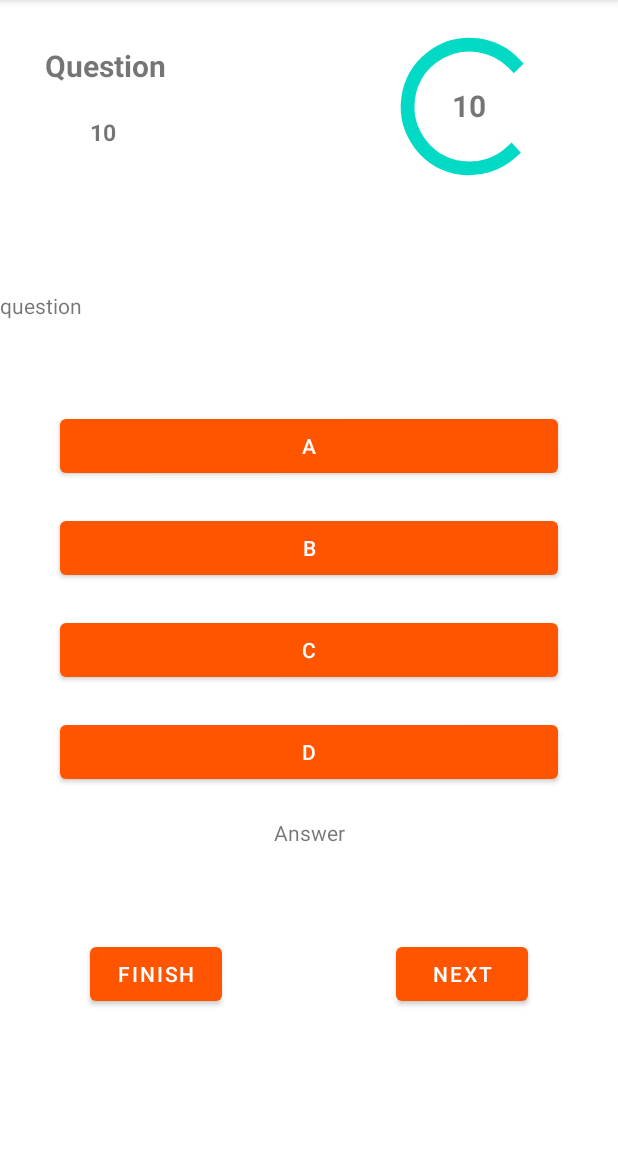
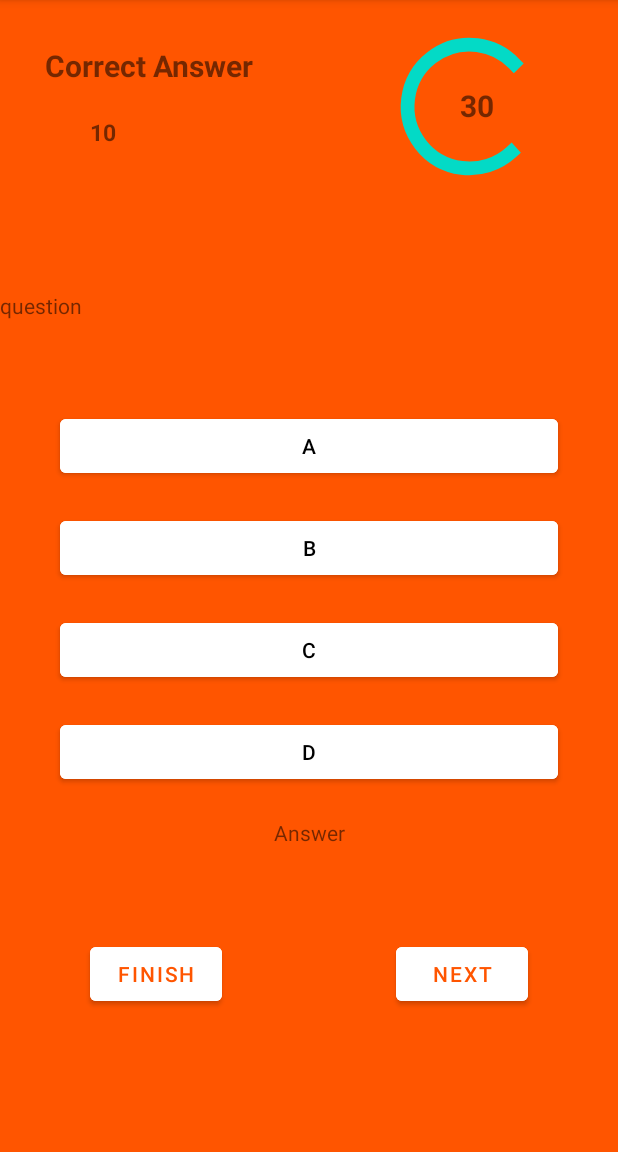
Before and after one commit to truongnv456/QuizApp1, an Android app: the QuestionFragment screen opened through its navigation route, on a phone screen of 412 x 824 dp, the part 84-1236 px from its top. Run offline under Robolectric (Android 15) with nearby library versions, the phone set to English and light mode, and no system bars; our stand-ins replace Firebase (no records; nobody signed in at launch, a user with empty details on screens opened directly).

Commit message:
update correct and wrong answer

```diff
--- a/app/src/main/java/navigationcomponentturtorialcom/example/quizapp/viewmodel/QuestionViewModel.kt
+++ b/app/src/main/java/navigationcomponentturtorialcom/example/quizapp/viewmodel/QuestionViewModel.kt
@@ -31,7 +31,8 @@ class QuestionViewModel(private val repository: QuestionRepository) : ViewModel(
     }
 
     fun getCurrentQuestion(): QuestionModel? {
-        return if (_questionMutableLiveData.value != null && _questionMutableLiveData.value!!.isNotEmpty() && _currentQuestionIndex.value != null) {
+        return if (_questionMutableLiveData.value != null &&
+            _questionMutableLiveData.value!!.isNotEmpty() && _currentQuestionIndex.value != null) {
             _questionMutableLiveData.value!![_currentQuestionIndex.value!!]
         } else {
             null
--- a/app/src/main/java/navigationcomponentturtorialcom/example/quizapp/views/HomeFragment.kt
+++ b/app/src/main/java/navigationcomponentturtorialcom/example/quizapp/views/HomeFragment.kt
@@ -47,6 +47,4 @@ class HomeFragment : Fragment() {
         }
 
     }
-
-
 }
--- a/app/src/main/java/navigationcomponentturtorialcom/example/quizapp/views/SignInFragment.kt
+++ b/app/src/main/java/navigationcomponentturtorialcom/example/quizapp/views/SignInFragment.kt
@@ -27,6 +27,8 @@ class SignInFragment : Fragment() {
     private lateinit var tvSignUp: TextView
     private var etEmailLogin: TextInputEditText? = null
     private var etPasswordLogin: TextInputEditText? = null
+    private var correctAnswer = 0
+    private var wrongAnswer = 0
 
     override fun onCreateView(
         inflater: LayoutInflater, container: ViewGroup?,
@@ -59,7 +61,7 @@ class SignInFragment : Fragment() {
             }
         }
 
-        viewModel.userLiveData.observe(viewLifecycleOwner){firebaseUser-> //tại sao k dùng this được (compile ERROR)
+        viewModel.userLiveData.observe(viewLifecycleOwner){ firebaseUser -> //tại sao k dùng this được (compile ERROR)
             if(firebaseUser != null){
                 Toast.makeText(context, "Welcome to Quiz Game", Toast.LENGTH_SHORT).show()
                 findNavController().navigate(R.id.action_signInFragment_to_homeFragment)
--- a/app/src/main/java/navigationcomponentturtorialcom/example/quizapp/views/SignUpFragment.kt
+++ b/app/src/main/java/navigationcomponentturtorialcom/example/quizapp/views/SignUpFragment.kt
@@ -47,7 +47,7 @@ class SignUpFragment : Fragment() {
                 viewModel.signUp(email, password)
             }
 
-            viewModel.userLiveData.observe(viewLifecycleOwner) { firebaseUser -> //tại sao k dùng this được (compile ERROR)
+            viewModel.userLiveData.observe(viewLifecycleOwner) { firebaseUser ->
                 if (firebaseUser != null) {
                     findNavController().navigate(R.id.action_signUpFragment_to_signInFragment)
                 } else {
--- a/app/src/main/res/layout/fragment_question.xml
+++ b/app/src/main/res/layout/fragment_question.xml
@@ -5,6 +5,7 @@
     xmlns:tools="http://schemas.android.com/tools"
     android:layout_width="match_parent"
     android:layout_height="match_parent"
+    android:background="@color/orange"
     tools:context="views.QuestionFragment">
 
 
@@ -14,7 +15,7 @@
         android:layout_height="wrap_content"
         android:layout_marginStart="30dp"
         android:layout_marginTop="30dp"
-        android:text="Question"
+        android:text="Correct Answer"
         android:textSize="20dp"
         android:textStyle="bold"
         app:layout_constraintStart_toStartOf="parent"
@@ -46,15 +47,15 @@
         android:id="@+id/tvCountTimer"
         android:layout_width="45dp"
         android:layout_height="30dp"
-        android:text="10"
+        android:text="30"
         android:textSize="20dp"
         android:textStyle="bold"
         app:layout_constraintBottom_toBottomOf="@+id/progressBar2"
         app:layout_constraintEnd_toEndOf="@+id/progressBar2"
-        app:layout_constraintHorizontal_bias="0.666"
+        app:layout_constraintHorizontal_bias="0.753"
         app:layout_constraintStart_toStartOf="@+id/progressBar2"
         app:layout_constraintTop_toTopOf="@+id/progressBar2"
-        app:layout_constraintVertical_bias="0.509" />
+        app:layout_constraintVertical_bias="0.512" />
 
     <TextView
         android:id="@+id/tvQuizDetail"
@@ -75,6 +76,8 @@
         android:layout_marginTop="60dp"
         android:layout_marginEnd="40dp"
         android:text="A"
+        android:backgroundTint="@color/white"
+        android:textColor="@color/black"
         app:layout_constraintEnd_toEndOf="parent"
         app:layout_constraintHorizontal_bias="0.498"
         app:layout_constraintStart_toStartOf="parent"
@@ -88,6 +91,8 @@
         android:layout_marginTop="20dp"
         android:layout_marginEnd="40dp"
         android:text="B"
+        android:backgroundTint="@color/white"
+        android:textColor="@color/black"
         app:layout_constraintEnd_toEndOf="parent"
         app:layout_constraintStart_toStartOf="parent"
         app:layout_constraintTop_toBottomOf="@+id/btnOptionA" />
@@ -100,6 +105,8 @@
         android:layout_marginTop="20dp"
         android:layout_marginEnd="40dp"
         android:text="C"
+        android:backgroundTint="@color/white"
+        android:textColor="@color/black"
         app:layout_constraintEnd_toEndOf="parent"
         app:layout_constraintStart_toStartOf="parent"
         app:layout_constraintTop_toBottomOf="@+id/btnOptionB" />
@@ -112,6 +119,8 @@
         android:layout_marginTop="20dp"
         android:layout_marginEnd="40dp"
         android:text="D"
+        android:backgroundTint="@color/white"
+        android:textColor="@color/black"
         app:layout_constraintEnd_toEndOf="parent"
         app:layout_constraintStart_toStartOf="parent"
         app:layout_constraintTop_toBottomOf="@+id/btnOptionC" />
@@ -124,6 +133,8 @@
         android:layout_marginTop="100dp"
         android:layout_marginEnd="10dp"
         android:text="FINISH"
+        android:backgroundTint="@color/white"
+        android:textColor="@color/orange"
         app:layout_constraintEnd_toStartOf="@+id/btnNext"
         app:layout_constraintHorizontal_bias="0.0"
         app:layout_constraintStart_toStartOf="parent"
@@ -136,6 +147,8 @@
         android:layout_marginTop="100dp"
         android:layout_marginEnd="60dp"
         android:text="NEXT"
+        android:backgroundTint="@color/white"
+        android:textColor="@color/orange"
         app:layout_constraintEnd_toEndOf="parent"
         app:layout_constraintTop_toBottomOf="@+id/btnOptionD" />
 
--- a/app/src/main/res/navigation/my_nav.xml
+++ b/app/src/main/res/navigation/my_nav.xml
@@ -55,5 +55,13 @@
         <action
             android:id="@+id/action_questionFragment_to_homeFragment"
             app:destination="@id/homeFragment" />
+        <action
+            android:id="@+id/action_questionFragment_to_resultFragment"
+            app:destination="@id/resultFragment" />
     </fragment>
+    <fragment
+        android:id="@+id/resultFragment"
+        android:name="navigationcomponentturtorialcom.example.quizapp.views.ResultFragment"
+        android:label="fragment_result"
+        tools:layout="@layout/fragment_result" />
 </navigation>
```
Also changed, not shown: app/src/main/java/navigationcomponentturtorialcom/example/quizapp/views/QuestionFragment.kt (+86 -13 lines), app/src/main/java/navigationcomponentturtorialcom/example/quizapp/views/ResultFragment.kt (added, +18 -0 lines), app/src/main/res/layout/fragment_result.xml (added, +14 -0 lines).
